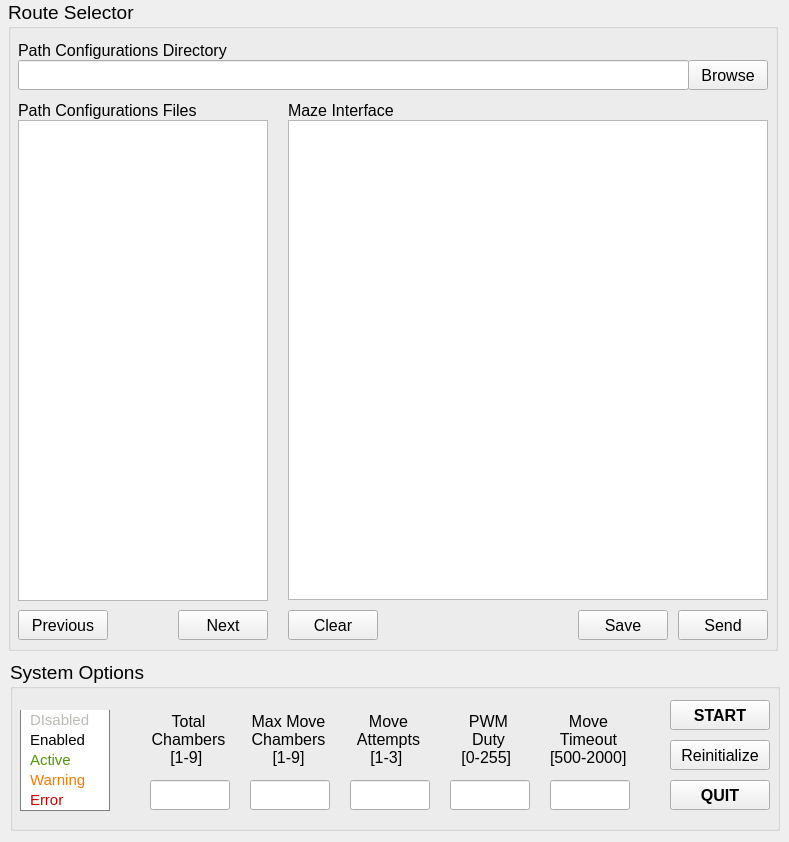
This is src/omniroute_operation/src/three_by_three_interface/interface.ui in NC4Lab/omniroute_ubuntu_ws as Qt 5 draws it before an edit. The edited form follows.
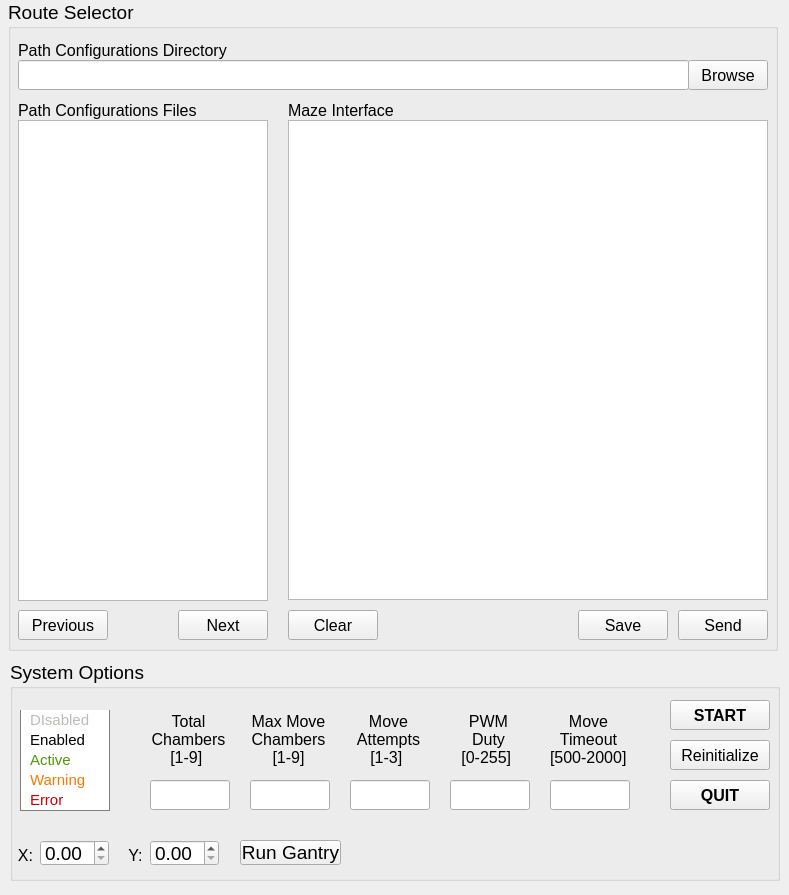
This is the edited form.

```diff
--- a/src/omniroute_operation/src/three_by_three_interface/interface.ui
+++ b/src/omniroute_operation/src/three_by_three_interface/interface.ui
@@ -10,7 +10,7 @@
     <x>0</x>
     <y>0</y>
     <width>789</width>
-    <height>842</height>
+    <height>895</height>
    </rect>
   </property>
   <property name="windowTitle">
@@ -242,7 +242,7 @@
      <x>10</x>
      <y>660</y>
      <width>770</width>
-     <height>171</height>
+     <height>221</height>
     </rect>
    </property>
    <property name="font">
@@ -662,6 +662,95 @@
      <string>START</string>
     </property>
    </widget>
+   <widget class="QDoubleSpinBox" name="xSpinBox">
+    <property name="geometry">
+     <rect>
+      <x>30</x>
+      <y>180</y>
+      <width>69</width>
+      <height>26</height>
+     </rect>
+    </property>
+    <property name="maximum">
+     <double>2500.000000000000000</double>
+    </property>
+    <property name="singleStep">
+     <double>100.000000000000000</double>
+    </property>
+   </widget>
+   <widget class="QLabel" name="xSpinBoxLabel_2">
+    <property name="geometry">
+     <rect>
+      <x>110</x>
+      <y>180</y>
+      <width>31</width>
+      <height>31</height>
+     </rect>
+    </property>
+    <property name="font">
+     <font>
+      <pointsize>12</pointsize>
+      <underline>false</underline>
+     </font>
+    </property>
+    <property name="text">
+     <string>&lt;html&gt;&lt;head/&gt;&lt;body&gt;&lt;p align=&quot;center&quot;&gt;Y:&lt;/p&gt;&lt;/body&gt;&lt;/html&gt;</string>
+    </property>
+    <property name="alignment">
+     <set>Qt::AlignCenter</set>
+    </property>
+   </widget>
+   <widget class="QPushButton" name="runGantryBtn">
+    <property name="geometry">
+     <rect>
+      <x>230</x>
+      <y>180</y>
+      <width>101</width>
+      <height>25</height>
+     </rect>
+    </property>
+    <property name="text">
+     <string>Run Gantry</string>
+    </property>
+   </widget>
+   <widget class="QLabel" name="xSpinBoxLabel">
+    <property name="geometry">
+     <rect>
+      <x>0</x>
+      <y>180</y>
+      <width>31</width>
+      <height>31</height>
+     </rect>
+    </property>
+    <property name="font">
+     <font>
+      <pointsize>12</pointsize>
+      <underline>false</underline>
+     </font>
+    </property>
+    <property name="text">
+     <string>&lt;html&gt;&lt;head/&gt;&lt;body&gt;&lt;p align=&quot;center&quot;&gt;X:&lt;/p&gt;&lt;/body&gt;&lt;/html&gt;</string>
+    </property>
+    <property name="alignment">
+     <set>Qt::AlignCenter</set>
+    </property>
+   </widget>
+   <widget class="QDoubleSpinBox" name="ySpinBox">
+    <property name="geometry">
+     <rect>
+      <x>140</x>
+      <y>180</y>
+      <width>69</width>
+      <height>26</height>
+     </rect>
+    </property>
+    <property name="maximum">
+     <double>2500.000000000000000</double>
+    </property>
+    <property name="singleStep">
+     <double>100.000000000000000</double>
+    </property>
+   </widget>
   </widget>
  </widget>
  <resources/>
```
